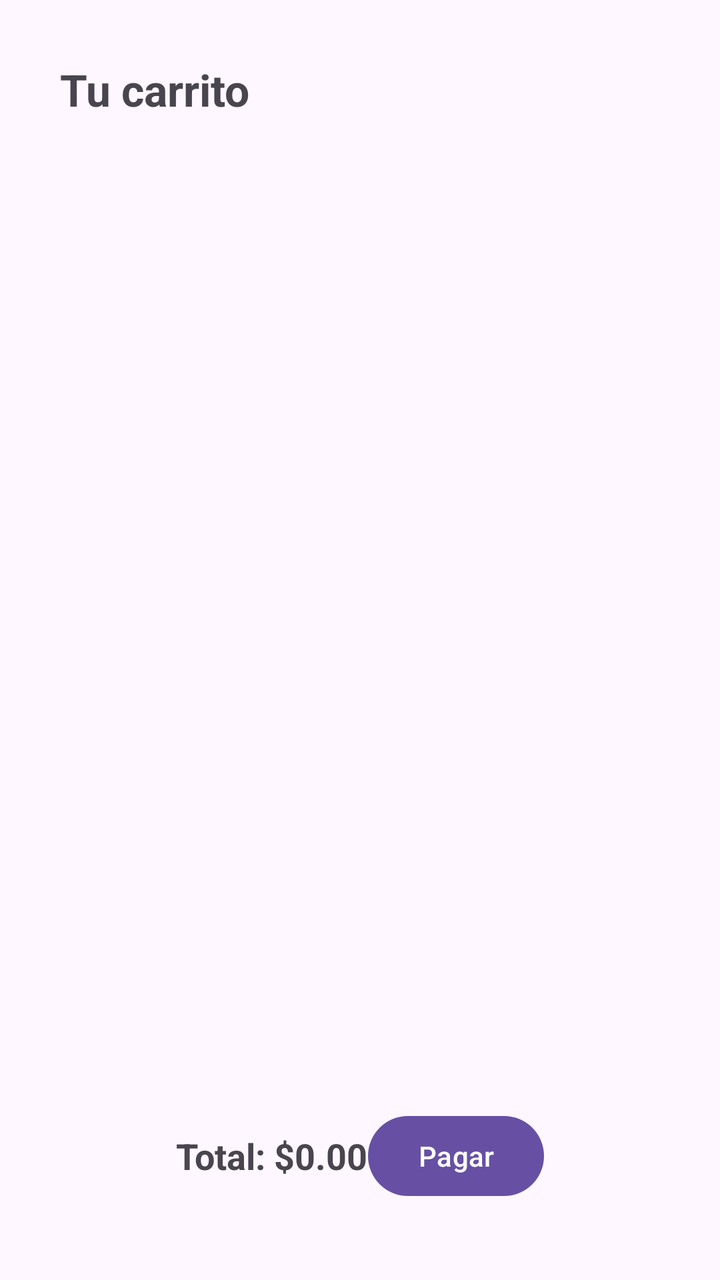
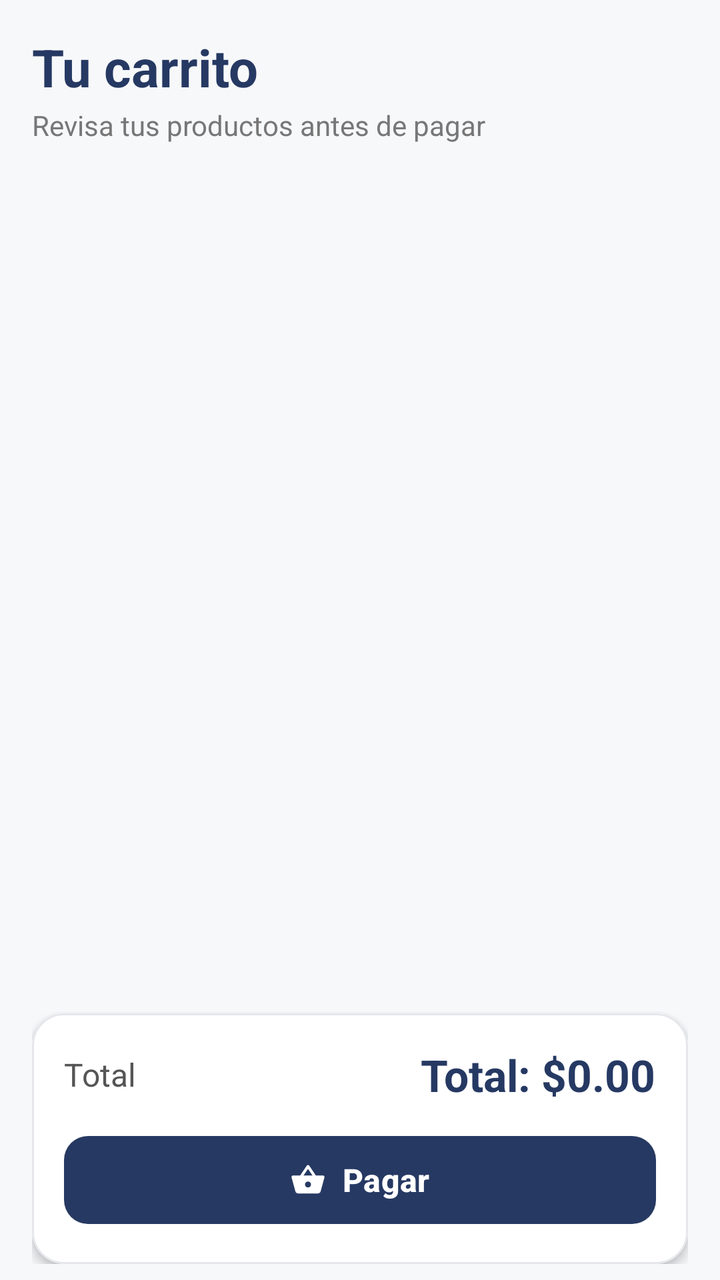

An Android layout rendered at two revisions. The XML below is the earlier revision; the diff shows what the commit changed to produce the second picture.
<!-- AndroidManifest.xml: application theme Theme.MyApplication -->
<!-- res/layout/fragment_car.xml -->
<?xml version="1.0" encoding="utf-8"?>
<LinearLayout xmlns:android="http://schemas.android.com/apk/res/android"
    xmlns:tools="http://schemas.android.com/tools"
    android:layout_width="match_parent"
    android:layout_height="match_parent"
    android:orientation="vertical"
    tools:context=".features.cart.fragment.CartFragment"
    android:padding="30dp">

    <TextView
        android:layout_width="match_parent"
        android:layout_height="wrap_content"
        android:text="Tu carrito"
        android:textSize="22sp"
        android:textStyle="bold"
        android:layout_marginBottom="8dp"/>

    
    <androidx.recyclerview.widget.RecyclerView
        android:id="@+id/recyclerCarrito"
        android:layout_width="match_parent"
        android:layout_height="0dp"
        android:layout_weight="1"/>

    
    <LinearLayout
        android:layout_width="match_parent"
        android:layout_height="wrap_content"
        android:gravity="center"
        android:orientation="horizontal"
        android:paddingTop="8dp"
        android:paddingBottom="8dp">

        <TextView
            android:id="@+id/txtTotal"
 android:layout_width="wrap_content"
            android:layout_height="wrap_content"
            android:text="Total: $0.00"
            android:textSize="18sp"
            android:textStyle="bold"/>

        <Button
            android:id="@+id/btnPagar"
            android:layout_width="wrap_content"
            android:layout_height="wrap_content"
            android:text="Pagar"/>
    </LinearLayout>
</LinearLayout>
<!-- resources referenced by this layout -->
<resources>
  <style name="Theme.MyApplication" parent="Base.Theme.MyApplication" />
  <style name="Base.Theme.MyApplication" parent="Theme.Material3.DayNight.NoActionBar">
          
          
      </style>
</resources>

<!-- the commit's change to res/layout/fragment_car.xml (unified diff, before → after) -->
@@ -1,48 +1,241 @@
 <?xml version="1.0" encoding="utf-8"?>
-<LinearLayout xmlns:android="http://schemas.android.com/apk/res/android"
+<LinearLayout
+    xmlns:android="http://schemas.android.com/apk/res/android"
+    xmlns:app="http://schemas.android.com/apk/res-auto"
     xmlns:tools="http://schemas.android.com/tools"
+
     android:layout_width="match_parent"
     android:layout_height="match_parent"
     android:orientation="vertical"
-    tools:context=".features.cart.fragment.CartFragment"
-    android:padding="30dp">
-
-    <TextView
+    android:background="#F7F8FA"
+    android:paddingStart="16dp"
+    android:paddingEnd="16dp"
+    android:paddingTop="16dp"
+    android:paddingBottom="8dp"
+
+    tools:context=".features.cart.presentation.fragment.CartFragment">
+
+    
+    <LinearLayout
         android:layout_width="match_parent"
         android:layout_height="wrap_content"
-        android:text="Tu carrito"
-        android:textSize="22sp"
-        android:textStyle="bold"
-        android:layout_marginBottom="8dp"/>
+        android:orientation="vertical"
+        android:layout_marginBottom="12dp">
+
+        <TextView
+            android:layout_width="match_parent"
+            android:layout_height="wrap_content"
+            android:text="Tu carrito"
+            android:textColor="#263963"
+            android:textSize="26sp"
+            android:textStyle="bold" />
+
+        <TextView
+            android:layout_width="match_parent"
+            android:layout_height="wrap_content"
+            android:layout_marginTop="2dp"
+            android:text="Revisa tus productos antes de pagar"
+            android:textColor="#777777"
+            android:textSize="14sp" />
+
+    </LinearLayout>
 
     
     <androidx.recyclerview.widget.RecyclerView
         android:id="@+id/recyclerCarrito"
         android:layout_width="match_parent"
         android:layout_height="0dp"
-        android:layout_weight="1"/>
+        android:layout_weight="1"
+        android:clipToPadding="false"
+        android:paddingBottom="8dp"
+        tools:listitem="@layout/item_car" />
 
     
+    <com.google.android.material.card.MaterialCardView
+        android:layout_width="match_parent"
+        android:layout_height="wrap_content"
+        android:layout_marginTop="8dp"
+
+        app:cardBackgroundColor="@android:color/white"
+        app:cardCornerRadius="16dp"
+        app:cardElevation="3dp"
+        app:strokeColor="#E5E7EB"
+        app:strokeWidth="1dp">
+
+        <LinearLayout
+            android:layout_width="match_parent"
+            android:layout_height="wrap_content"
+            android:orientation="vertical"
+            android:padding="16dp">
+
+            
+            <LinearLayout
+                android:layout_width="match_parent"
+                android:layout_height="wrap_content"
+                android:gravity="center_vertical"
+                android:orientation="horizontal">
+
+                <TextView
+                    android:layout_width="0dp"
+                    android:layout_height="wrap_content"
+                    android:layout_weight="1"
+                    android:text="Total"
+                    android:textColor="#555555"
+                    android:textSize="16sp" />
+
+                <TextView
+                    android:id="@+id/txtTotal"
+                    android:layout_width="wrap_content"
+                    android:layout_height="wrap_content"
+                    android:text="Total: $0.00"
+                    android:textColor="#263963"
+                    android:textSize="22sp"
+                    android:textStyle="bold" />
+
+            </LinearLayout>
+
+            
+            <com.google.android.material.button.MaterialButton
+                android:id="@+id/btnPagar"
+                android:layout_width="match_parent"
+                android:layout_height="52dp"
+                android:layout_marginTop="12dp"
+                android:minHeight="48dp"
+                android:text="Pagar"
+                android:textColor="@android:color/white"
+                android:textSize="16sp"
+                android:textStyle="bold"
+
+                app:backgroundTint="#263963"
+                app:cornerRadius="12dp"
+                app:icon="@drawable/baseline_shopping_basket_24"
+                app:iconGravity="textStart"
+                app:iconPadding="8dp"
+                app:iconTint="@android:color/white"
+                app:rippleColor="#40263963" />
+
+        </LinearLayout>
+
+    </com.google.android.material.card.MaterialCardView>
+
+</LinearLayout>
+<!-- res/layout/item_car.xml (included above) -->
+<?xml version="1.0" encoding="utf-8"?>
+<com.google.android.material.card.MaterialCardView
+    xmlns:android="http://schemas.android.com/apk/res/android"
+    xmlns:app="http://schemas.android.com/apk/res-auto"
+    android:layout_width="match_parent"
+    android:layout_height="wrap_content"
+    android:layout_marginStart="8dp"
+    android:layout_marginEnd="8dp"
+    android:layout_marginTop="6dp"
+    android:layout_marginBottom="6dp"
+    app:cardCornerRadius="14dp"
+    app:cardElevation="2dp"
+    app:strokeWidth="1dp"
+    app:strokeColor="#E5E7EB">
+
     <LinearLayout
         android:layout_width="match_parent"
         android:layout_height="wrap_content"
-        android:gravity="center"
         android:orientation="horizontal"
-        android:paddingTop="8dp"
-        android:paddingBottom="8dp">
-
-        <TextView
-            android:id="@+id/txtTotal"
- android:layout_width="wrap_content"
-            android:layout_height="wrap_content"
-            android:text="Total: $0.00"
-            android:textSize="18sp"
-            android:textStyle="bold"/>
-
-        <Button
-            android:id="@+id/btnPagar"
+        android:gravity="center_vertical"
+        android:padding="12dp">
+
+        
+        <ImageView
+            android:id="@+id/imgProducto"
+            android:layout_width="72dp"
+            android:layout_height="72dp"
+            android:layout_marginEnd="12dp"
+            android:scaleType="centerCrop"
+            android:background="@drawable/bg_product_image"
+            android:contentDescription="@string/product_image" />
+
+        
+        <LinearLayout
+            android:layout_width="0dp"
+            android:layout_height="wrap_content"
+            android:layout_weight="1"
+            android:orientation="vertical"
+            android:paddingEnd="8dp">
+
+            <TextView
+                android:id="@+id/txtNombreProducto"
+                android:layout_width="match_parent"
+                android:layout_height="wrap_content"
+                android:text="Producto"
+                android:textColor="#263963"
+                android:textSize="16sp"
+                android:textStyle="bold"
+                android:maxLines="2"
+                android:ellipsize="end" />
+
+            <TextView
+                android:id="@+id/txtPrecio"
+                android:layout_width="wrap_content"
+                android:layout_height="wrap_content"
+                android:layout_marginTop="4dp"
+                android:text="$0.00"
+                android:textColor="#555555"
+                android:textSize="15sp"
+                android:textStyle="bold" />
+
+        </LinearLayout>
+
+        
+        <LinearLayout
             android:layout_width="wrap_content"
             android:layout_height="wrap_content"
-            android:text="Pagar"/>
+            android:orientation="horizontal"
+            android:gravity="center"
+            android:background="@drawable/bg_quantity_container"
+            android:padding="2dp">
+
+            <com.google.android.material.button.MaterialButton
+                android:id="@+id/btnMenos"
+                android:layout_width="48dp"
+                android:layout_height="48dp"
+                android:minWidth="48dp"
+                android:minHeight="48dp"
+                android:padding="0dp"
+                android:text="−"
+                android:textColor="#263963"
+                android:textSize="20sp"
+                android:textStyle="bold"
+                app:backgroundTint="@android:color/white"
+                app:cornerRadius="10dp"
+                app:iconTint="#263963"
+                app:rippleColor="#20263963" />
+
+            <TextView
+                android:id="@+id/txtCantidad"
+                android:layout_width="36dp"
+                android:layout_height="48dp"
+                android:gravity="center"
+                android:text="1"
+                android:textColor="#263963"
+                android:textSize="16sp"
+                android:textStyle="bold" />
+
+            <com.google.android.material.button.MaterialButton
+                android:id="@+id/btnMas"
+                android:layout_width="48dp"
+                android:layout_height="48dp"
+                android:minWidth="48dp"
+                android:minHeight="48dp"
+                android:padding="0dp"
+                android:text="+"
+                android:textColor="#263963"
+                android:textSize="20sp"
+                android:textStyle="bold"
+                app:backgroundTint="@android:color/white"
+                app:cornerRadius="10dp"
+                app:iconTint="#263963"
+                app:rippleColor="#20263963" />
+
+        </LinearLayout>
+
     </LinearLayout>
-</LinearLayout>
+
+</com.google.android.material.card.MaterialCardView>
<!-- resource entries referenced after the edit -->
@@ -1,5 +1,36 @@
 <!-- resources referenced by this layout -->
 <resources>
+  <!-- drawable baseline_shopping_basket_24 (drawable) -->
+  <vector xmlns:android="http://schemas.android.com/apk/res/android" android:height="24dp" android:tint="#1B4A5F" android:viewportHeight="24" android:viewportWidth="24" android:width="24dp">
+        
+      <path android:fillColor="@android:color/white" android:pathData="M17.21,9l-4.38,-6.56c-0.19,-0.28 -0.51,-0.42 -0.83,-0.42 -0.32,0 -0.64,0.14 -0.83,0.43L6.79,9L2,9c-0.55,0 -1,0.45 -1,1 0,0.09 0.01,0.18 0.04,0.27l2.54,9.27c0.23,0.84 1,1.46 1.92,1.46h13c0.92,0 1.69,-0.62 1.93,-1.46l2.54,-9.27L23,10c0,-0.55 -0.45,-1 -1,-1h-4.79zM9,9l3,-4.4L15,9L9,9zM12,17c-1.1,0 -2,-0.9 -2,-2s0.9,-2 2,-2 2,0.9 2,2 -0.9,2 -2,2z"/>
+      
+  </vector>
+  <!-- drawable bg_product_image (drawable) -->
+  <?xml version="1.0" encoding="utf-8"?>
+  <shape xmlns:android="http://schemas.android.com/apk/res/android"
+      android:shape="rectangle">
+  
+      <solid android:color="#F5F5F5" />
+  
+      <corners android:radius="10dp" />
+  
+  </shape>
+  <!-- drawable bg_quantity_container (drawable) -->
+  <?xml version="1.0" encoding="utf-8"?>
+  <shape xmlns:android="http://schemas.android.com/apk/res/android"
+      android:shape="rectangle">
+  
+      <solid android:color="#F5F7FA" />
+  
+      <corners android:radius="12dp" />
+  
+      <stroke
+          android:width="1dp"
+          android:color="#E1E5EB" />
+  
+  </shape>
+  <string name="product_image">Imagen del producto</string>
   <style name="Theme.MyApplication" parent="Base.Theme.MyApplication" />
   <style name="Base.Theme.MyApplication" parent="Theme.Material3.DayNight.NoActionBar">
           
